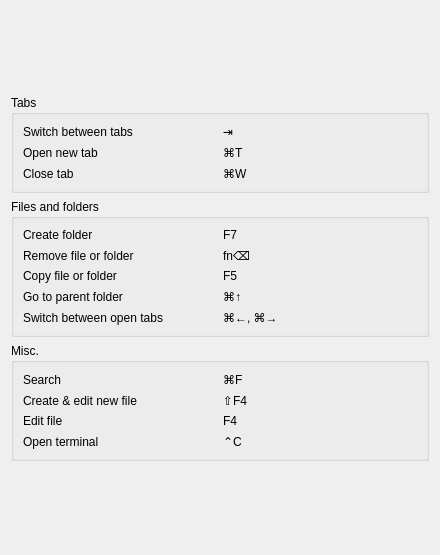
First picture: the form in total-finder/help.ui, repository vlanse/tf, before the edit.
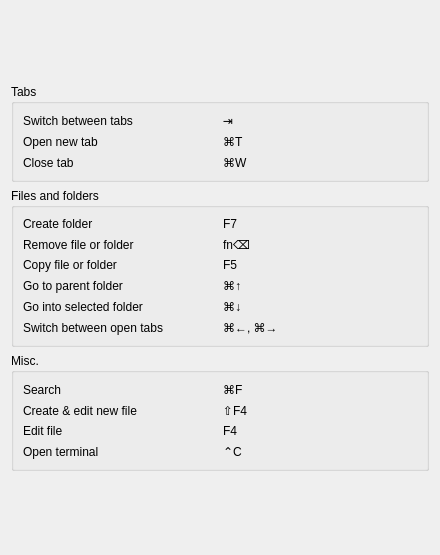
Second picture: the form after the edit.

Commit message: add cmd+down action to go into selected folder

```diff
--- a/total-finder/help.ui
+++ b/total-finder/help.ui
@@ -22,7 +22,7 @@
      <property name="sizeHint" stdset="0">
       <size>
        <width>20</width>
-       <height>49</height>
+       <height>38</height>
       </size>
      </property>
     </spacer>
@@ -84,6 +84,13 @@
       <string>Files and folders</string>
      </property>
      <layout class="QGridLayout" name="gridLayout_2">
+      <item row="5" column="0">
+       <widget class="QLabel" name="label_24">
+        <property name="text">
+         <string>Switch between open tabs</string>
+        </property>
+       </widget>
+      </item>
       <item row="3" column="0">
        <widget class="QLabel" name="label_14">
         <property name="text">
@@ -112,6 +119,13 @@
         </property>
        </widget>
       </item>
+      <item row="5" column="1">
+       <widget class="QLabel" name="label_25">
+        <property name="text">
+         <string>⌘←, ⌘→</string>
+        </property>
+       </widget>
+      </item>
       <item row="0" column="1">
        <widget class="QLabel" name="label_15">
         <property name="text">
@@ -141,16 +155,16 @@
        </widget>
       </item>
       <item row="4" column="0">
-       <widget class="QLabel" name="label_24">
+       <widget class="QLabel" name="label_26">
         <property name="text">
-         <string>Switch between open tabs</string>
+         <string>Go into selected folder</string>
         </property>
        </widget>
       </item>
       <item row="4" column="1">
-       <widget class="QLabel" name="label_25">
+       <widget class="QLabel" name="label_27">
         <property name="text">
-         <string>⌘←, ⌘→</string>
+         <string>⌘↓</string>
         </property>
        </widget>
       </item>
```
The commit also changes 1 other file.
